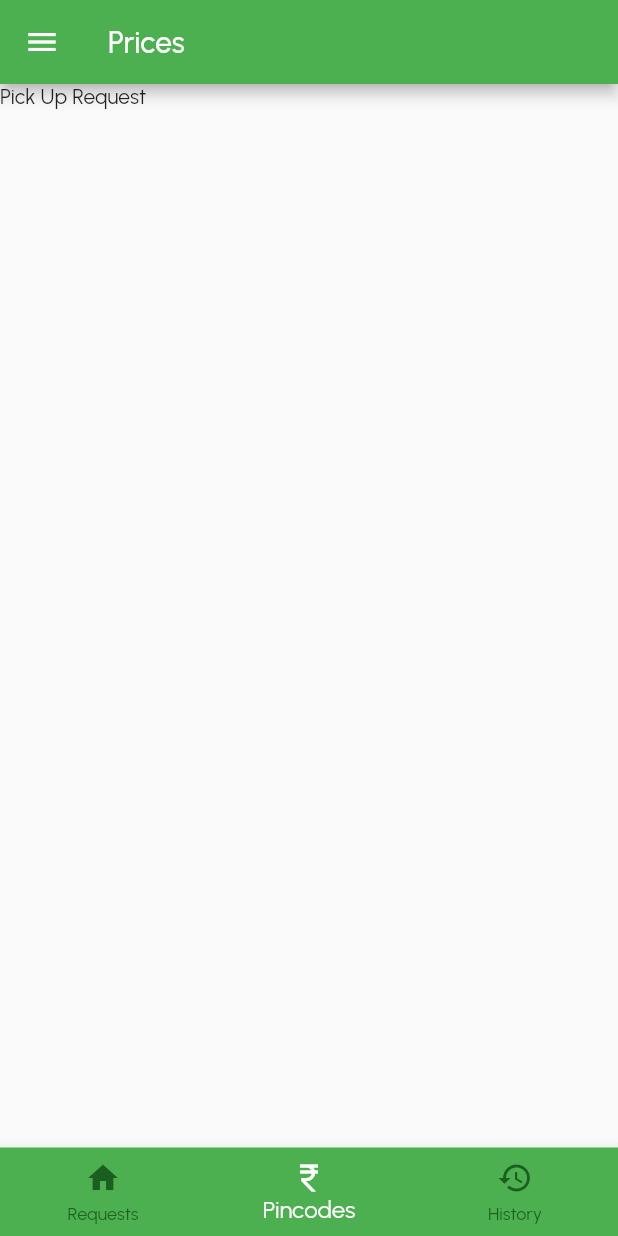
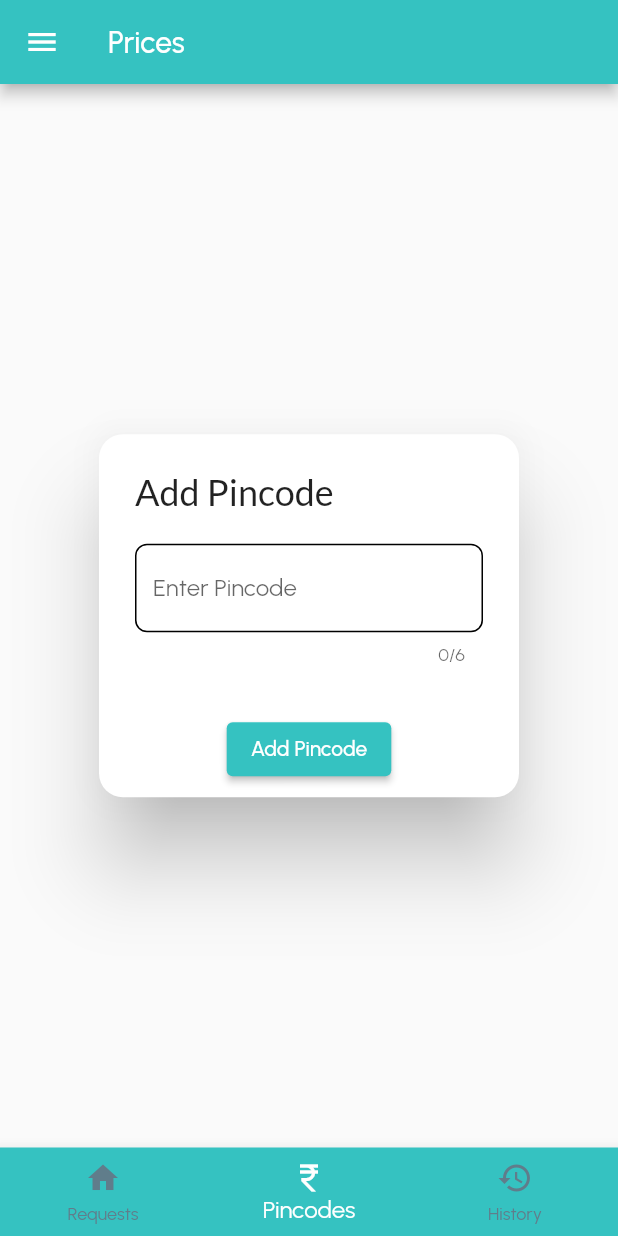
Before and after one commit to arishqureshi27/CashTrash-Admin, a Flutter app: the screen it shows once a user with an empty profile is signed in, item 2 of the bottom bar chosen, on a phone screen of 412 x 824 dp. Run offline on Flutter 3.47's test engine with Material 2 defaults, Android fonts, the phone set to English and light mode, and no system bars; our stand-ins replace cloud_firestore, firebase_auth, firebase_core, google_fonts, google_sign_in; accounts and stored records are empty.

Commit message:
Yash's Second Commit

```diff
--- a/lib/screens/dashboard_screens/dashboard.dart
+++ b/lib/screens/dashboard_screens/dashboard.dart
@@ -16,8 +16,8 @@ class _DashboardState extends State<Dashboard> {
 
   List<Widget> dashboardScreens = [
     const RequestPage(),
-    const PincodeAdd(),
-    RequestHistory(),
+    const AddPincode(),
+    const RequestHistory(),
   ];
 
   List<String> titles = [
@@ -31,7 +31,7 @@ class _DashboardState extends State<Dashboard> {
   Widget build(BuildContext context) {
     return Scaffold(
       appBar: AppBar(
-        backgroundColor: Colors.green,
+        backgroundColor: Color(0xff35C2C1),
         title: Text(titles[_currentIndex]),
       ),
       drawer: const MyDrawer(),
@@ -44,8 +44,8 @@ class _DashboardState extends State<Dashboard> {
         selectedFontSize: 16,
         iconSize: 24,
         selectedItemColor: Colors.white,
-        unselectedItemColor: Colors.green[900],
-        backgroundColor: Colors.green,
+        unselectedItemColor: Colors.blueGrey,
+        backgroundColor: Color(0xff35C2C1),
         currentIndex: _currentIndex,
         onTap: (index) {
           setState(() {
@@ -57,19 +57,19 @@ class _DashboardState extends State<Dashboard> {
             icon: Icon(Icons.home),
             tooltip: 'Requests',
             label: 'Requests',
-            backgroundColor: Colors.green,
+            backgroundColor: Color(0xff35C2C1),
           ),
           BottomNavigationBarItem(
             icon: Icon(Icons.currency_rupee),
             tooltip: 'Pincodes',
             label: 'Pincodes',
-            backgroundColor: Colors.green,
+            backgroundColor: Color(0xff35C2C1),
           ),
           BottomNavigationBarItem(
             icon: Icon(Icons.history),
             tooltip: 'History',
             label: 'History',
-            backgroundColor: Colors.green,
+            backgroundColor: Color(0xff35C2C1),
           ),
         ],
       ),
--- a/lib/screens/dashboard_screens/pincode_add.dart
+++ b/lib/screens/dashboard_screens/pincode_add.dart
@@ -1,12 +1,105 @@
+import 'package:cloud_firestore/cloud_firestore.dart';
 import 'package:flutter/material.dart';
+import 'package:google_fonts/google_fonts.dart';
 
-class PincodeAdd extends StatelessWidget {
-  const PincodeAdd({super.key});
+class AddPincode extends StatefulWidget {
+  const AddPincode({super.key});
+
+  @override
+  State<AddPincode> createState() => _CheckPincodeState();
+}
+
+class _CheckPincodeState extends State<AddPincode> {
+  static final TextEditingController _controller = TextEditingController();
+  bool showError = false;
+  List<String> pincodes = [];
+
+  @override
+  void initState() {
+    // TODO: implement initState
+    super.initState();
+    fillList(pincodes);
+  }
 
   @override
   Widget build(BuildContext context) {
-    return const Scaffold(
-      body: Text('Pick Up Request'),
+    fillList(pincodes);
+    return AlertDialog(
+      title: Text(
+        'Add Pincode',
+        style: GoogleFonts.lato(fontSize: 24),
+      ),
+      shape: RoundedRectangleBorder(borderRadius: BorderRadius.circular(16)),
+      // TextField to Enter Pincode
+      content: TextFormField(
+        controller: _controller,
+        keyboardType: TextInputType.number,
+        maxLength: 6,
+        decoration: InputDecoration(
+          errorText: showError ? 'Please Enter Pincode' : null,
+          enabledBorder: OutlineInputBorder(
+            borderRadius: BorderRadius.circular(8),
+          ),
+          labelText: 'Enter Pincode',
+          hintText: 'Enter Pincode',
+        ),
+        onChanged: (value) {
+          if (value.isEmpty) {
+            setState(() {
+              showError = true;
+            });
+          } else {
+            setState(() {
+              showError = false;
+            });
+          }
+        },
+      ),
+
+      // Actions
+      actions: [
+        ElevatedButton(
+          style: ElevatedButton.styleFrom(
+            backgroundColor: Color(0xff35C2C1),
+          ),
+          onPressed: () {
+            if (_controller.text.isEmpty) {
+              ScaffoldMessenger.of(context).showSnackBar(
+                const SnackBar(
+                  content: Text('Enter Pincode'),
+                ),
+              );
+            } else if (_controller.text.isNotEmpty &&
+                pincodes.contains(_controller.text)) {
+              ScaffoldMessenger.of(context).showSnackBar(
+                const SnackBar(
+                  content: Text('Pincode Already Exists'),
+                ),
+              );
+            } else {
+              FirebaseFirestore.instance
+                  .collection('pincode')
+                  .add({'pincode': _controller.text}).then(
+                      (value) => showDialog(
+                          context: context,
+                          builder: (context) {
+                            return const AlertDialog(
+                              content: Text('Pincode Added Successfully'),
+                            );
+                          }));
+            }
+          },
+          child: const Text('Add Pincode'),
+        ),
+      ],
+      actionsAlignment: MainAxisAlignment.center,
     );
   }
 }
+
+void fillList(pincodes) async {
+  var doc = await FirebaseFirestore.instance.collection('pincode').get();
+  for (int i = 0; i < doc.docs.length; i++) {
+    pincodes.add(doc.docs[i].data()['pincode']);
+  }
+}
--- a/lib/screens/signup_signin/login_screen.dart
+++ b/lib/screens/signup_signin/login_screen.dart
@@ -202,7 +202,7 @@ class _LoginScreenState extends State<LoginScreen> {
                                 style: TextStyle(
                                   fontSize: 14.0,
                                   fontWeight: FontWeight.bold,
-                                  color: Colors.green,
+                                  color: Color(0xff35C2C1),
                                 ),
                               ),
                             ),
--- a/lib/widgets/request_history_card.dart
+++ b/lib/widgets/request_history_card.dart
@@ -29,7 +29,8 @@ class _RequestCardState extends State<RequestHistoryCard> {
                   shape: RoundedRectangleBorder(
                     borderRadius: BorderRadius.circular(16),
                   ),
-                  content: Column(
+                  content: SizedBox(
+                    child: Column(
                       crossAxisAlignment: CrossAxisAlignment.start,
                       children: [
                         Center(
@@ -103,7 +104,7 @@ class _RequestCardState extends State<RequestHistoryCard> {
                         Center(
                           child: ElevatedButton(
                             style: ElevatedButton.styleFrom(
-                            backgroundColor: Colors.green[600],
+                              backgroundColor: const Color(0xff35C2C1),
                             ),
                             onPressed: () {
                               Navigator.pop(context);
@@ -112,6 +113,7 @@ class _RequestCardState extends State<RequestHistoryCard> {
                           ),
                         ),
                       ],
+                    ),
                   ),
                 );
               });
```
Also changed, not shown: lib/widgets/custom_textfield.dart (added, +42 -0 lines), lib/widgets/request_card.dart (+14 -5 lines). Lines whose indentation alone changed are shown as unchanged.
